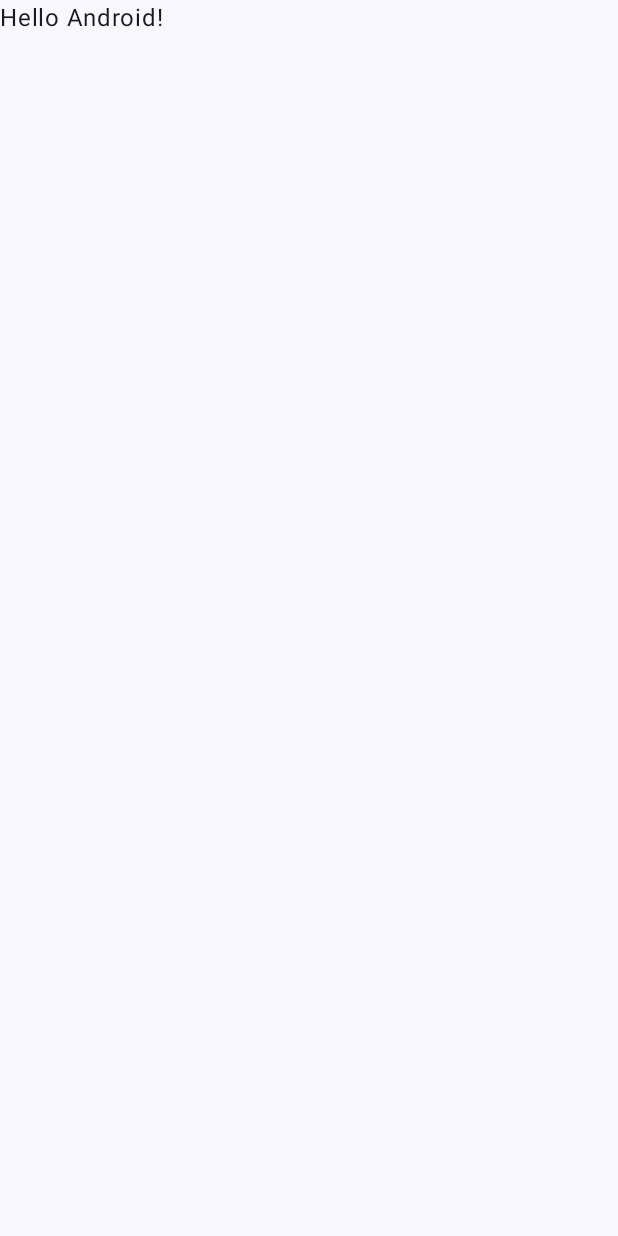
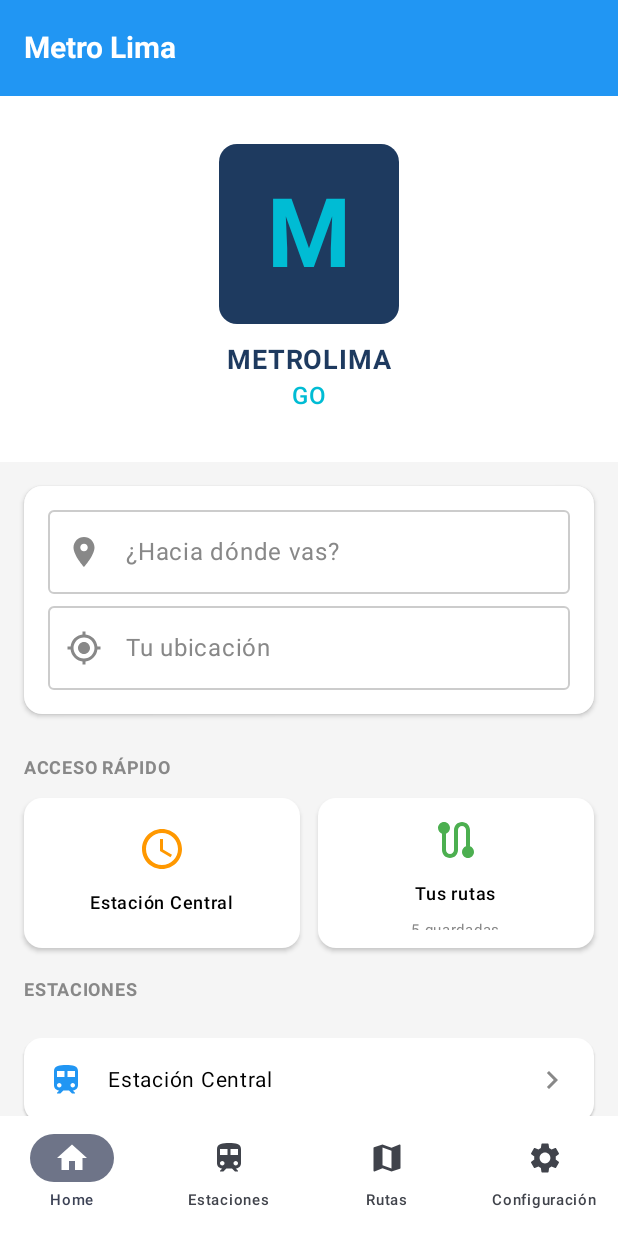
Before and after one commit to CarloZD/Metro-Lima-GO, an Android app built with Jetpack Compose: the screen it shows after launch (MainActivity), on a phone screen of 412 x 824 dp. Before the commit the screen is almost empty. Run offline under Robolectric (Android 15) with nearby library versions, the phone set to English and light mode, and no system bars.

```diff
--- a/app/src/main/java/com/example/metrolima/MainActivity.kt
+++ /dev/null
@@ -1,47 +0,0 @@
-package com.example.metrolima
-
-import android.os.Bundle
-import androidx.activity.ComponentActivity
-import androidx.activity.compose.setContent
-import androidx.activity.enableEdgeToEdge
-import androidx.compose.foundation.layout.fillMaxSize
-import androidx.compose.foundation.layout.padding
-import androidx.compose.material3.Scaffold
-import androidx.compose.material3.Text
-import androidx.compose.runtime.Composable
-import androidx.compose.ui.Modifier
-import androidx.compose.ui.tooling.preview.Preview
-import com.example.metrolima.ui.theme.MetroLimaTheme
-
-class MainActivity : ComponentActivity() {
-    override fun onCreate(savedInstanceState: Bundle?) {
-        super.onCreate(savedInstanceState)
-        enableEdgeToEdge()
-        setContent {
-            MetroLimaTheme {
-                Scaffold(modifier = Modifier.fillMaxSize()) { innerPadding ->
-                    Greeting(
-                        name = "Android",
-                        modifier = Modifier.padding(innerPadding)
-                    )
-                }
-            }
-        }
-    }
-}
-
-@Composable
-fun Greeting(name: String, modifier: Modifier = Modifier) {
-    Text(
-        text = "Hello $name!",
-        modifier = modifier
-    )
-}
-
-@Preview(showBackground = true)
-@Composable
-fun GreetingPreview() {
-    MetroLimaTheme {
-        Greeting("Android")
-    }
-}
--- /dev/null
+++ b/app/src/main/java/com/example/metrolima/navigation/MetroNavigation.kt
@@ -0,0 +1,116 @@
+package com.example.metrolima.presentation.navigation
+
+import androidx.compose.foundation.layout.Box
+import androidx.compose.foundation.layout.fillMaxSize
+import androidx.compose.foundation.layout.padding
+import androidx.compose.material.icons.Icons
+import androidx.compose.material.icons.filled.ArrowBack
+import androidx.compose.material3.ExperimentalMaterial3Api
+import androidx.compose.material3.Icon
+import androidx.compose.material3.IconButton
+import androidx.compose.material3.MaterialTheme
+import androidx.compose.material3.Scaffold
+import androidx.compose.material3.Text
+import androidx.compose.material3.TopAppBar
+import androidx.compose.material3.TopAppBarDefaults
+import androidx.compose.runtime.Composable
+import androidx.compose.ui.Alignment
+import androidx.compose.ui.Modifier
+import androidx.compose.ui.graphics.Color
+import androidx.navigation.compose.NavHost
+import androidx.navigation.compose.composable
+import androidx.navigation.compose.rememberNavController
+import com.example.metrolima.presentation.screens.HomeScreen
+
+// Definición de rutas
+sealed class Screen(val route: String) {
+    object Home : Screen("home")
+    object Stations : Screen("stations")
+    object Routes : Screen("routes")
+    object Settings : Screen("settings")
+    object StationDetail : Screen("station_detail/{stationId}") {
+        fun createRoute(stationId: String) = "station_detail/$stationId"
+    }
+}
+
+@Composable
+fun MetroNavigation() {
+    val navController = rememberNavController()
+
+    NavHost(
+        navController = navController,
+        startDestination = Screen.Home.route
+    ) {
+        composable(Screen.Home.route) {
+            HomeScreen(
+                onNavigateToStations = {
+                    navController.navigate(Screen.Stations.route)
+                },
+                onNavigateToRoutes = {
+                    navController.navigate(Screen.Routes.route)
+                },
+                onNavigateToSettings = {
+                    navController.navigate(Screen.Settings.route)
+                }
+            )
+        }
+
+        composable(Screen.Stations.route) {
+            PlaceholderScreen(
+                title = "Estaciones",
+                onBack = { navController.popBackStack() }
+            )
+        }
+
+        composable(Screen.Routes.route) {
+            PlaceholderScreen(
+                title = "Rutas",
+                onBack = { navController.popBackStack() }
+            )
+        }
+
+        composable(Screen.Settings.route) {
+            PlaceholderScreen(
+                title = "Configuración",
+                onBack = { navController.popBackStack() }
+            )
+        }
+    }
+}
+
+@OptIn(ExperimentalMaterial3Api::class)
+@Composable
+fun PlaceholderScreen(title: String, onBack: () -> Unit) {
+    Scaffold(
+        topBar = {
+            TopAppBar(
+                title = { Text(title) },
+                navigationIcon = {
+                    IconButton(onClick = onBack) {
+                        Icon(
+                            imageVector = Icons.Default.ArrowBack,
+                            contentDescription = "Volver"
+                        )
+                    }
+                },
+                colors = TopAppBarDefaults.topAppBarColors(
+                    containerColor = Color(0xFF2196F3),
+                    titleContentColor = Color.White,
+                    navigationIconContentColor = Color.White
+                )
+            )
+        }
+    ) { paddingValues ->
+        Box(
+            modifier = Modifier
+                .fillMaxSize()
+                .padding(paddingValues),
+            contentAlignment = Alignment.Center
+        ) {
+            Text(
+                "Pantalla de $title - En desarrollo",
+                style = MaterialTheme.typography.headlineSmall
+            )
+        }
+    }
+}
--- /dev/null
+++ b/app/src/main/java/com/example/metrolima/presentation/MainActivity.kt
@@ -0,0 +1,27 @@
+package com.example.metrolima
+
+import android.os.Bundle
+import androidx.activity.ComponentActivity
+import androidx.activity.compose.setContent
+import androidx.compose.foundation.layout.fillMaxSize
+import androidx.compose.material3.MaterialTheme
+import androidx.compose.material3.Surface
+import androidx.compose.ui.Modifier
+import com.example.metrolima.presentation.navigation.MetroNavigation
+import com.example.metrolima.ui.theme.MetroLimaTheme
+
+class MainActivity : ComponentActivity() {
+    override fun onCreate(savedInstanceState: Bundle?) {
+        super.onCreate(savedInstanceState)
+        setContent {
+            MetroLimaTheme {
+                Surface(
+                    modifier = Modifier.fillMaxSize(),
+                    color = MaterialTheme.colorScheme.background
+                ) {
+                    MetroNavigation()
+                }
+            }
+        }
+    }
+}
--- /dev/null
+++ b/app/src/main/java/com/example/metrolima/presentation/screens/HomeScreen.kt
@@ -0,0 +1,371 @@
+package com.example.metrolima.presentation.screens
+
+import androidx.compose.foundation.Image
+import androidx.compose.foundation.background
+import androidx.compose.foundation.clickable
+import androidx.compose.foundation.layout.*
+import androidx.compose.foundation.lazy.LazyColumn
+import androidx.compose.foundation.lazy.items
+import androidx.compose.foundation.shape.RoundedCornerShape
+import androidx.compose.material.icons.Icons
+import androidx.compose.material.icons.filled.*
+import androidx.compose.material3.*
+import androidx.compose.runtime.*
+import androidx.compose.ui.Alignment
+import androidx.compose.ui.Modifier
+import androidx.compose.ui.draw.clip
+import androidx.compose.ui.graphics.Color
+import androidx.compose.ui.graphics.vector.ImageVector
+import androidx.compose.ui.res.painterResource
+import androidx.compose.ui.text.font.FontWeight
+import androidx.compose.ui.unit.dp
+import androidx.compose.ui.unit.sp
+
+@OptIn(ExperimentalMaterial3Api::class)
+@Composable
+fun HomeScreen(
+    onNavigateToStations: () -> Unit,
+    onNavigateToRoutes: () -> Unit,
+    onNavigateToSettings: () -> Unit
+) {
+    Scaffold(
+        topBar = {
+            TopAppBar(
+                title = {
+                    Text(
+                        "Metro Lima",
+                        fontWeight = FontWeight.Bold,
+                        fontSize = 20.sp
+                    )
+                },
+                colors = TopAppBarDefaults.topAppBarColors(
+                    containerColor = Color(0xFF2196F3),
+                    titleContentColor = Color.White
+                )
+            )
+        },
+        bottomBar = {
+            BottomNavigationBar(
+                onNavigateToStations = onNavigateToStations,
+                onNavigateToRoutes = onNavigateToRoutes,
+                onNavigateToSettings = onNavigateToSettings
+            )
+        }
+    ) { paddingValues ->
+        LazyColumn(
+            modifier = Modifier
+                .fillMaxSize()
+                .padding(paddingValues)
+                .background(Color(0xFFF5F5F5)),
+            horizontalAlignment = Alignment.CenterHorizontally
+        ) {
+            // Logo Section
+            item {
+                Box(
+                    modifier = Modifier
+                        .fillMaxWidth()
+                        .background(Color.White)
+                        .padding(vertical = 32.dp),
+                    contentAlignment = Alignment.Center
+                ) {
+                    Column(
+                        horizontalAlignment = Alignment.CenterHorizontally
+                    ) {
+                        // Aquí puedes poner tu logo
+                        Box(
+                            modifier = Modifier
+                                .size(120.dp)
+                                .clip(RoundedCornerShape(12.dp))
+                                .background(Color(0xFF1E3A5F)),
+                            contentAlignment = Alignment.Center
+                        ) {
+                            Text(
+                                "M",
+                                fontSize = 64.sp,
+                                fontWeight = FontWeight.Bold,
+                                color = Color(0xFF00BCD4)
+                            )
+                        }
+                        Spacer(modifier = Modifier.height(12.dp))
+                        Text(
+                            "METROLIMA",
+                            fontSize = 18.sp,
+                            fontWeight = FontWeight.Bold,
+                            color = Color(0xFF1E3A5F)
+                        )
+                        Text(
+                            "GO",
+                            fontSize = 16.sp,
+                            fontWeight = FontWeight.Medium,
+                            color = Color(0xFF00BCD4)
+                        )
+                    }
+                }
+            }
+
+            // Search Section
+            item {
+                Card(
+                    modifier = Modifier
+                        .fillMaxWidth()
+                        .padding(16.dp),
+                    colors = CardDefaults.cardColors(
+                        containerColor = Color.White
+                    ),
+                    elevation = CardDefaults.cardElevation(2.dp)
+                ) {
+                    Column(
+                        modifier = Modifier.padding(16.dp)
+                    ) {
+                        SearchField(
+                            icon = Icons.Default.LocationOn,
+                            hint = "¿Hacia dónde vas?",
+                            onClick = { onNavigateToRoutes() }
+                        )
+                        Spacer(modifier = Modifier.height(8.dp))
+                        SearchField(
+                            icon = Icons.Default.MyLocation,
+                            hint = "Tu ubicación",
+                            onClick = { /* Handle location */ }
+                        )
+                    }
+                }
+            }
+
+            // Quick Access Section
+            item {
+                Text(
+                    "ACCESO RÁPIDO",
+                    fontSize = 12.sp,
+                    fontWeight = FontWeight.Bold,
+                    color = Color.Gray,
+                    modifier = Modifier
+                        .fillMaxWidth()
+                        .padding(horizontal = 16.dp, vertical = 8.dp)
+                )
+            }
+
+            item {
+                Row(
+                    modifier = Modifier
+                        .fillMaxWidth()
+                        .padding(horizontal = 16.dp),
+                    horizontalArrangement = Arrangement.spacedBy(12.dp)
+                ) {
+                    QuickAccessCard(
+                        icon = Icons.Default.Schedule,
+                        title = "Estación Central",
+                        modifier = Modifier.weight(1f),
+                        onClick = { onNavigateToStations() }
+                    )
+                    QuickAccessCard(
+                        icon = Icons.Default.Route,
+                        title = "Tus rutas",
+                        subtitle = "5 guardadas",
+                        iconColor = Color(0xFF4CAF50),
+                        modifier = Modifier.weight(1f),
+                        onClick = { onNavigateToRoutes() }
+                    )
+                }
+            }
+
+            // Stations List Section
+            item {
+                Text(
+                    "ESTACIONES",
+                    fontSize = 12.sp,
+                    fontWeight = FontWeight.Bold,
+                    color = Color.Gray,
+                    modifier = Modifier
+                        .fillMaxWidth()
+                        .padding(horizontal = 16.dp, vertical = 16.dp)
+                )
+            }
+
+            // Station Items
+            items(getRecentStations()) { station ->
+                StationListItem(
+                    stationName = station,
+                    onClick = { onNavigateToStations() }
+                )
+            }
+        }
+    }
+}
+
+@Composable
+fun SearchField(
+    icon: ImageVector,
+    hint: String,
+    onClick: () -> Unit
+) {
+    OutlinedTextField(
+        value = "",
+        onValueChange = {},
+        modifier = Modifier
+            .fillMaxWidth()
+            .clickable { onClick() },
+        placeholder = { Text(hint, color = Color.Gray) },
+        leadingIcon = {
+            Icon(
+                imageVector = icon,
+                contentDescription = null,
+                tint = Color.Gray
+            )
+        },
+        enabled = false,
+        colors = OutlinedTextFieldDefaults.colors(
+            disabledContainerColor = Color.White,
+            disabledBorderColor = Color.LightGray
+        )
+    )
+}
+
+@Composable
+fun QuickAccessCard(
+    icon: ImageVector,
+    title: String,
+    subtitle: String? = null,
+    iconColor: Color = Color(0xFFFF9800),
+    modifier: Modifier = Modifier,
+    onClick: () -> Unit
+) {
+    Card(
+        modifier = modifier
+            .height(100.dp)
+            .clickable { onClick() },
+        colors = CardDefaults.cardColors(
+            containerColor = Color.White
+        ),
+        elevation = CardDefaults.cardElevation(2.dp)
+    ) {
+        Column(
+            modifier = Modifier
+                .fillMaxSize()
+                .padding(12.dp),
+            horizontalAlignment = Alignment.CenterHorizontally,
+            verticalArrangement = Arrangement.Center
+        ) {
+            Icon(
+                imageVector = icon,
+                contentDescription = null,
+                tint = iconColor,
+                modifier = Modifier.size(32.dp)
+            )
+            Spacer(modifier = Modifier.height(8.dp))
+            Text(
+                title,
+                fontSize = 12.sp,
+                fontWeight = FontWeight.Medium,
+                color = Color.Black
+            )
+            subtitle?.let {
+                Text(
+                    it,
+                    fontSize = 10.sp,
+                    color = Color.Gray
+                )
+            }
+        }
+    }
+}
+
+@Composable
+fun StationListItem(
+    stationName: String,
+    onClick: () -> Unit
+) {
+    Card(
+        modifier = Modifier
+            .fillMaxWidth()
+            .padding(horizontal = 16.dp, vertical = 4.dp)
+            .clickable { onClick() },
+        colors = CardDefaults.cardColors(
+            containerColor = Color.White
+        ),
+        elevation = CardDefaults.cardElevation(1.dp)
+    ) {
+        Row(
+            modifier = Modifier
+                .fillMaxWidth()
+                .padding(16.dp),
+            verticalAlignment = Alignment.CenterVertically
+        ) {
+            Icon(
+                imageVector = Icons.Default.Train,
+                contentDescription = null,
+                tint = Color(0xFF2196F3),
+                modifier = Modifier.size(24.dp)
+            )
+            Spacer(modifier = Modifier.width(16.dp))
+            Text(
+                stationName,
+                fontSize = 14.sp,
+                color = Color.Black
+            )
+            Spacer(modifier = Modifier.weight(1f))
+            Icon(
+                imageVector = Icons.Default.ChevronRight,
+                contentDescription = null,
+                tint = Color.Gray
+            )
+        }
+    }
+}
+
+@Composable
+fun BottomNavigationBar(
+    onNavigateToStations: () -> Unit,
+    onNavigateToRoutes: () -> Unit,
+    onNavigateToSettings: () -> Unit
+) {
+    var selectedItem by remember { mutableStateOf(0) }
+
+    NavigationBar(
+        containerColor = Color.White,
+        contentColor = Color(0xFF2196F3)
+    ) {
+        NavigationBarItem(
+            icon = { Icon(Icons.Default.Home, contentDescription = "Home") },
+            label = { Text("Home", fontSize = 10.sp) },
+            selected = selectedItem == 0,
+            onClick = { selectedItem = 0 }
+        )
+        NavigationBarItem(
+            icon = { Icon(Icons.Default.Train, contentDescription = "Estaciones") },
+            label = { Text("Estaciones", fontSize = 10.sp) },
+            selected = selectedItem == 1,
+            onClick = {
+                selectedItem = 1
+                onNavigateToStations()
+            }
+        )
+        NavigationBarItem(
+            icon = { Icon(Icons.Default.Map, contentDescription = "Rutas") },
+            label = { Text("Rutas", fontSize = 10.sp) },
+            selected = selectedItem == 2,
+            onClick = {
+                selectedItem = 2
+                onNavigateToRoutes()
+            }
+        )
+        NavigationBarItem(
+            icon = { Icon(Icons.Default.Settings, contentDescription = "Configuración") },
+            label = { Text("Configuración", fontSize = 10.sp) },
+            selected = selectedItem == 3,
+            onClick = {
+                selectedItem = 3
+                onNavigateToSettings()
+            }
+        )
+    }
+}
+
+// Mock data
+fun getRecentStations(): List<String> {
+    return listOf(
+        "Estación Central",
+        "Plaza Mayor",
+        "Av. Principal"
+    )
+}
--- a/app/src/main/java/com/example/metrolima/ui/theme/Theme.kt
+++ b/app/src/main/java/com/example/metrolima/ui/theme/Theme.kt
@@ -9,34 +9,49 @@ import androidx.compose.material3.dynamicDarkColorScheme
 import androidx.compose.material3.dynamicLightColorScheme
 import androidx.compose.material3.lightColorScheme
 import androidx.compose.runtime.Composable
+import androidx.compose.runtime.SideEffect
+import androidx.compose.ui.graphics.Color
+import androidx.compose.ui.graphics.toArgb
 import androidx.compose.ui.platform.LocalContext
+import androidx.compose.ui.platform.LocalView
+import androidx.core.view.WindowCompat
+
+// Colores principales del tema
+private val MetroBlue = Color(0xFF2196F3)
+private val MetroCyan = Color(0xFF00BCD4)
+private val MetroDarkBlue = Color(0xFF1E3A5F)
+private val MetroOrange = Color(0xFFFF9800)
+private val MetroGreen = Color(0xFF4CAF50)
 
 private val DarkColorScheme = darkColorScheme(
-    primary = Purple80,
-    secondary = PurpleGrey80,
-    tertiary = Pink80
+    primary = MetroBlue,
+    secondary = MetroCyan,
+    tertiary = MetroOrange,
+    background = Color(0xFF121212),
+    surface = Color(0xFF1E1E1E),
+    onPrimary = Color.White,
+    onSecondary = Color.White,
+    onTertiary = Color.White,
+    onBackground = Color.White,
+    onSurface = Color.White
 )
 
 private val LightColorScheme = lightColorScheme(
-    primary = Purple40,
-    secondary = PurpleGrey40,
-    tertiary = Pink40
-
-    /* Other default colors to override
-    background = Color(0xFFFFFBFE),
-    surface = Color(0xFFFFFBFE),
+    primary = MetroBlue,
+    secondary = MetroCyan,
+    tertiary = MetroOrange,
+    background = Color(0xFFFAFAFA),
+    surface = Color.White,
     onPrimary = Color.White,
     onSecondary = Color.White,
     onTertiary = Color.White,
     onBackground = Color(0xFF1C1B1F),
-    onSurface = Color(0xFF1C1B1F),
-    */
+    onSurface = Color(0xFF1C1B1F)
 )
 
 @Composable
 fun MetroLimaTheme(
     darkTheme: Boolean = isSystemInDarkTheme(),
-    // Dynamic color is available on Android 12+
     dynamicColor: Boolean = true,
     content: @Composable () -> Unit
 ) {
@@ -45,9 +60,17 @@ fun MetroLimaTheme(
             val context = LocalContext.current
             if (darkTheme) dynamicDarkColorScheme(context) else dynamicLightColorScheme(context)
         }
-
         darkTheme -> DarkColorScheme
         else -> LightColorScheme
+    }
+
+    val view = LocalView.current
+    if (!view.isInEditMode) {
+        SideEffect {
+            val window = (view.context as Activity).window
+            window.statusBarColor = colorScheme.primary.toArgb()
+            WindowCompat.getInsetsController(window, view).isAppearanceLightStatusBars = darkTheme
+        }
     }
 
     MaterialTheme(
--- a/app/src/main/java/com/example/metrolima/ui/theme/Type.kt
+++ b/app/src/main/java/com/example/metrolima/ui/theme/Type.kt
@@ -6,7 +6,6 @@ import androidx.compose.ui.text.font.FontFamily
 import androidx.compose.ui.text.font.FontWeight
 import androidx.compose.ui.unit.sp
 
-// Set of Material typography styles to start with
 val Typography = Typography(
     bodyLarge = TextStyle(
         fontFamily = FontFamily.Default,
@@ -14,11 +13,10 @@ val Typography = Typography(
         fontSize = 16.sp,
         lineHeight = 24.sp,
         letterSpacing = 0.5.sp
-    )
-    /* Other default text styles to override
+    ),
     titleLarge = TextStyle(
         fontFamily = FontFamily.Default,
-        fontWeight = FontWeight.Normal,
+        fontWeight = FontWeight.Bold,
         fontSize = 22.sp,
         lineHeight = 28.sp,
         letterSpacing = 0.sp
@@ -30,5 +28,4 @@ val Typography = Typography(
         lineHeight = 16.sp,
         letterSpacing = 0.5.sp
     )
-    */
 )
--- a/gradle/libs.versions.toml
+++ b/gradle/libs.versions.toml
@@ -8,6 +8,7 @@ espressoCore = "3.7.0"
 lifecycleRuntimeKtx = "2.9.4"
 activityCompose = "1.11.0"
 composeBom = "2024.09.00"
+navigationCompose = "2.9.5"
 
 [libraries]
 androidx-core-ktx = { group = "androidx.core", name = "core-ktx", version.ref = "coreKtx" }
@@ -24,6 +25,7 @@ androidx-ui-tooling-preview = { group = "androidx.compose.ui", name = "ui-toolin
 androidx-ui-test-manifest = { group = "androidx.compose.ui", name = "ui-test-manifest" }
 androidx-ui-test-junit4 = { group = "androidx.compose.ui", name = "ui-test-junit4" }
 androidx-material3 = { group = "androidx.compose.material3", name = "material3" }
+androidx-navigation-compose = { group = "androidx.navigation", name = "navigation-compose", version.ref = "navigationCompose" }
 
 [plugins]
 android-application = { id = "com.android.application", version.ref = "agp" }
```
Also changed, not shown: app/build.gradle.kts (+18 -1 lines), app/src/main/AndroidManifest.xml (+1 -8 lines).
